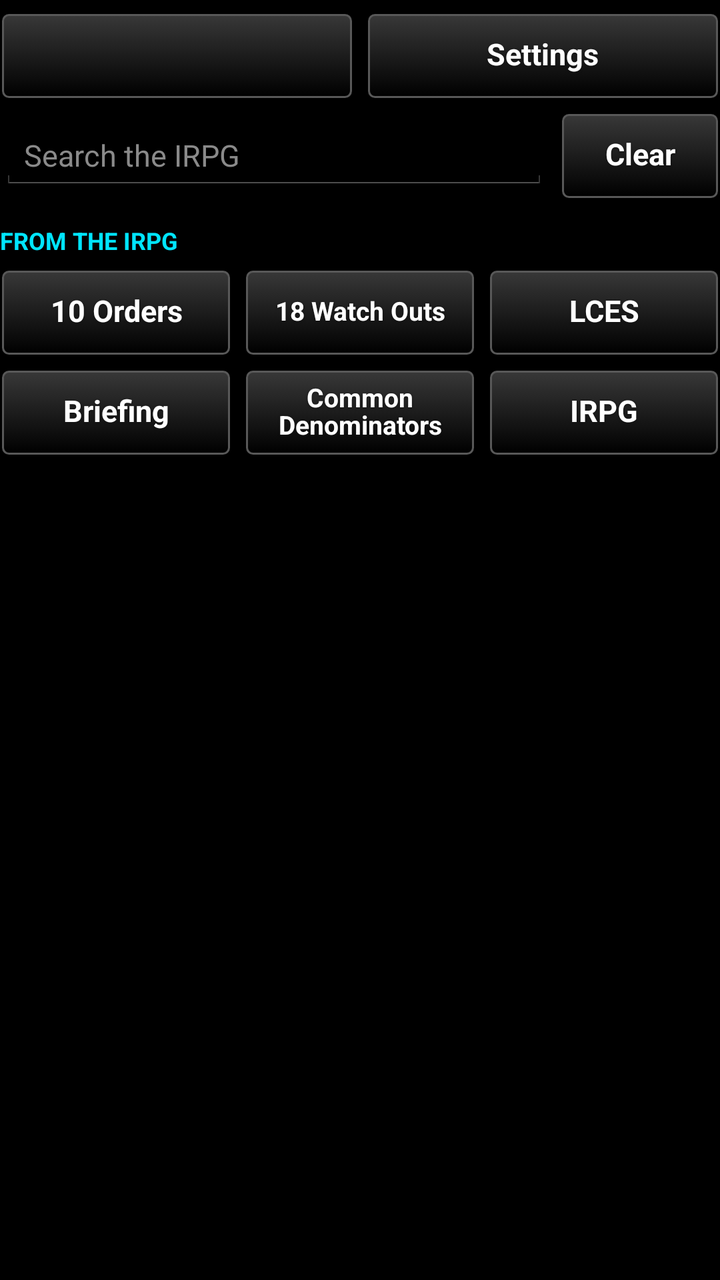
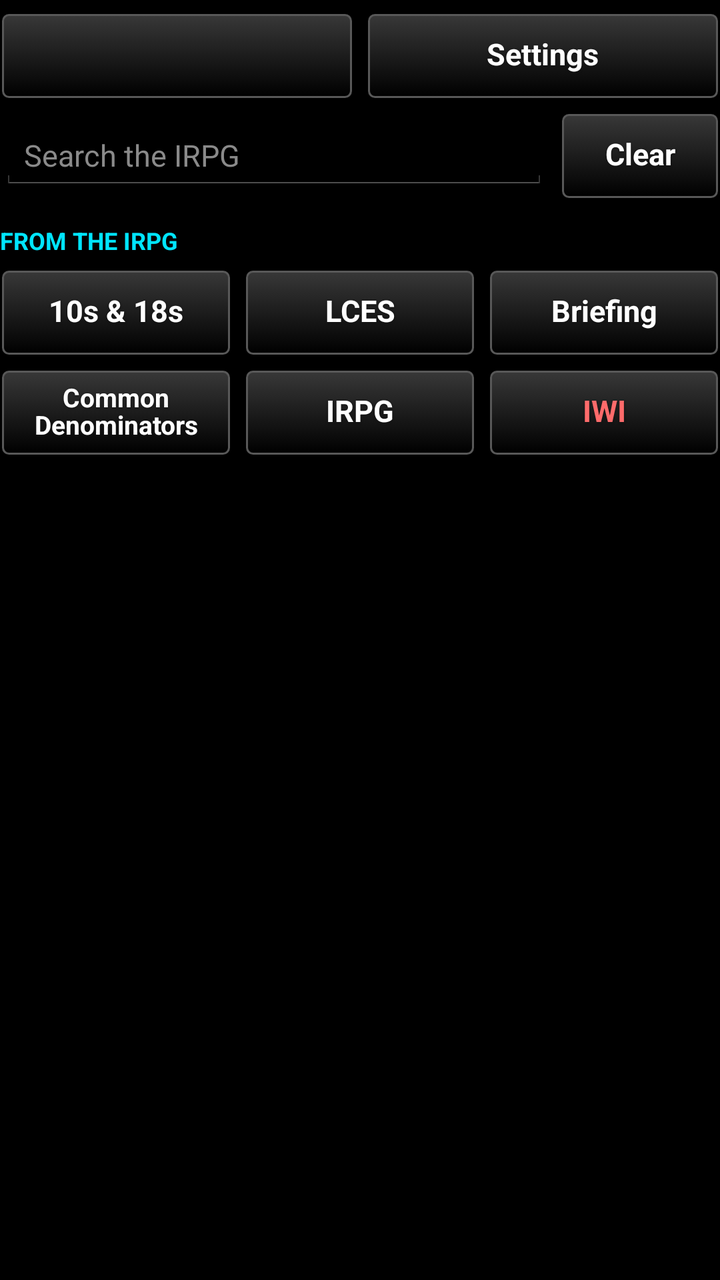

Compare the two renders of this Android layout. The source of the first and the diff that turns it into the second are given below.
<!-- AndroidManifest.xml: application theme AppTheme -->
<!-- res/layout/main_header.xml -->
<?xml version="1.0" encoding="utf-8"?>
<LinearLayout xmlns:android="http://schemas.android.com/apk/res/android"
    android:layout_width="match_parent"
    android:layout_height="wrap_content"
    android:orientation="vertical">
    <LinearLayout
        android:layout_width="match_parent"
        android:layout_height="wrap_content"
        android:orientation="horizontal"
        android:layout_marginTop="6dp">
        <Button
            android:id="@+id/btn_lessons"
            style="@style/TakwerxButton"
            android:layout_width="0dp"
            android:layout_weight="1"
            android:layout_height="wrap_content" />
        <Button
            android:id="@+id/btn_settings"
            style="@style/TakwerxButton"
            android:layout_width="0dp"
            android:layout_weight="1"
            android:layout_height="wrap_content"
            android:layout_marginLeft="6dp"
            android:text="@string/settings" />
    </LinearLayout>
    
    <LinearLayout
        android:layout_width="match_parent"
        android:layout_height="wrap_content"
        android:orientation="horizontal"
        android:gravity="center_vertical"
        android:layout_marginTop="6dp">
        <EditText
            android:id="@+id/search"
            android:layout_width="0dp"
            android:layout_weight="1"
            android:layout_height="wrap_content"
            android:hint="@string/search_hint"
            android:textColorHint="#8A8A8A"
            android:textColor="@color/white"
            android:textSize="15sp"
            android:imeOptions="actionSearch|flagNoExtractUi"
            android:inputType="text"
            android:maxLines="1"
            android:singleLine="true" />
        <Button
            android:id="@+id/btn_clear"
            style="@style/TakwerxButton"
            android:layout_width="wrap_content"
            android:layout_height="wrap_content"
            android:layout_marginLeft="6dp"
            android:minWidth="80dp"
            android:text="@string/clear" />
    </LinearLayout>
    <TextView
        style="@style/TakwerxSectionHeading"
        android:layout_width="match_parent"
        android:layout_height="wrap_content"
        android:text="@string/heading_irpg" />
    <LinearLayout
        android:layout_width="match_parent"
        android:layout_height="wrap_content"
        android:orientation="horizontal"
        android:layout_marginTop="4dp"
        android:baselineAligned="false">
        <Button android:id="@+id/tile_orders" style="@style/TakwerxButton"
            android:layout_width="0dp" android:layout_weight="1"
            android:layout_height="match_parent" android:text="@string/tile_orders" />
        <Button android:id="@+id/tile_watchouts" style="@style/TakwerxTwoLineTile"
            android:layout_width="0dp" android:layout_weight="1"
            android:layout_height="wrap_content" android:layout_marginLeft="6dp"
            android:text="@string/tile_watchouts" />
        <Button android:id="@+id/tile_lces" style="@style/TakwerxButton"
            android:layout_width="0dp" android:layout_weight="1"
            android:layout_height="match_parent" android:layout_marginLeft="6dp"
            android:text="@string/tile_lces" />
    </LinearLayout>
    <LinearLayout
        android:layout_width="match_parent"
        android:layout_height="wrap_content"
        android:orientation="horizontal"
        android:layout_marginTop="6dp"
        android:baselineAligned="false">
        <Button android:id="@+id/tile_briefing" style="@style/TakwerxButton"
            android:layout_width="0dp" android:layout_weight="1"
            android:layout_height="match_parent" android:text="@string/tile_briefing" />
        <Button android:id="@+id/tile_denominators" style="@style/TakwerxTwoLineTile"
            android:layout_width="0dp" android:layout_weight="1"
            android:layout_height="wrap_content" android:layout_marginLeft="6dp"
            android:text="@string/tile_denominators" />
        <Button android:id="@+id/tile_irpg" style="@style/TakwerxButton"
            android:layout_width="0dp" android:layout_weight="1"
            android:layout_height="match_parent" android:layout_marginLeft="6dp"
            android:text="@string/tile_irpg" />
    </LinearLayout>
</LinearLayout>
<!-- resources referenced by this layout -->
<resources>
  <color name="white">#ffffff</color>
  <string name="clear">Clear</string>
  <string name="heading_irpg">From the IRPG</string>
  <string name="search_hint">Search the IRPG</string>
  <string name="settings">Settings</string>
  <string name="tile_briefing">Briefing</string>
  <string name="tile_denominators">Common Denominators</string>
  <string name="tile_irpg">IRPG</string>
  <string name="tile_lces">LCES</string>
  <string name="tile_orders">10 Orders</string>
  <string name="tile_watchouts">18 Watch Outs</string>
  <style name="TakwerxButton" parent="@style/darkButton">
          <item name="android:paddingLeft">12dp</item>
          <item name="android:paddingRight">12dp</item>
          <item name="android:paddingTop">6dp</item>
          <item name="android:paddingBottom">8dp</item>
          <item name="android:minHeight">44dp</item>
          <item name="android:minWidth">0dp</item>
          <item name="android:textSize">15sp</item>
          <item name="android:singleLine">true</item>
          <item name="android:ellipsize">end</item>
      </style>
  <style name="TakwerxSectionHeading">
          <item name="android:textSize">12sp</item>
          <item name="android:textAllCaps">true</item>
          <item name="android:textStyle">bold</item>
          <item name="android:textColor">#00E5FF</item>
          <item name="android:paddingTop">12dp</item>
          <item name="android:paddingBottom">2dp</item>
      </style>
  <style name="TakwerxTwoLineTile" parent="@style/TakwerxButton">
          <item name="android:singleLine">false</item>
          <item name="android:maxLines">2</item>
          <item name="android:lineSpacingMultiplier">0.9</item>
          <item name="android:paddingTop">4dp</item>
          <item name="android:paddingBottom">6dp</item>
          <item name="android:textSize">13sp</item>
      </style>
  <style name="AppTheme" parent="@android:style/Theme.Holo">
          <item name="android:buttonStyle">@android:style/Widget.Button</item>
          <item name="android:imageButtonStyle">@android:style/Widget.Button</item>
          <item name="android:buttonStyleToggle">@android:style/Widget.Button</item>
          <item name="android:spinnerStyle">@style/ATAKSpinner</item>
          <item name="android:spinnerItemStyle">@style/ATAKSpinnerItem</item>
          <item name="android:editTextStyle">@style/ATAKEditText</item>
      </style>
  <style name="ATAKSpinner" parent="@android:style/Widget.Spinner">
          <item name="android:spinnerMode">dialog</item>
      </style>
  <style name="ATAKSpinnerItem">
          <item name="android:textColor">@android:color/white</item>
          <item name="android:dropDownVerticalOffset">0dip</item>
          <item name="android:dropDownHorizontalOffset">0dip</item>
          <item name="android:dropDownWidth">wrap_content</item>
          <item name="android:gravity">left|center_vertical</item>
      </style>
  <style name="ATAKEditText" parent="@android:style/Widget.EditText">
          
          
  
          
          <item name="android:imeOptions">flagNoFullscreen</item>
      </style>
  <color name="darker_gray">#121212</color>
  <dimen name="fontSize">14sp</dimen>
  <!-- drawable new_dark_button_disabled (drawable) -->
  <?xml version="1.0" encoding="utf-8"?>
  <layer-list xmlns:android="http://schemas.android.com/apk/res/android">
      <item android:bottom="1dp" android:right="1dp" android:left="1dp" android:top="1dp">
          <shape android:shape="rectangle">
              <corners android:radius="3dp" />
              <stroke
                  android:width="1dp"
                  android:color="#484848" />
              <solid android:color="#484848" />
          </shape>
      </item>
  </layer-list>
  <!-- unchanged entries left out for length: 4 -->
</resources>

<!-- the commit's change to res/layout/main_header.xml (unified diff, before → after) -->
@@ -57,6 +57,7 @@
         android:layout_width="match_parent"
         android:layout_height="wrap_content"
         android:text="@string/heading_irpg" />
+    
     <LinearLayout
         android:layout_width="match_parent"
         android:layout_height="wrap_content"
@@ -66,14 +67,14 @@
         <Button android:id="@+id/tile_orders" style="@style/TakwerxButton"
             android:layout_width="0dp" android:layout_weight="1"
             android:layout_height="match_parent" android:text="@string/tile_orders" />
-        <Button android:id="@+id/tile_watchouts" style="@style/TakwerxTwoLineTile"
-            android:layout_width="0dp" android:layout_weight="1"
-            android:layout_height="wrap_content" android:layout_marginLeft="6dp"
-            android:text="@string/tile_watchouts" />
         <Button android:id="@+id/tile_lces" style="@style/TakwerxButton"
             android:layout_width="0dp" android:layout_weight="1"
             android:layout_height="match_parent" android:layout_marginLeft="6dp"
             android:text="@string/tile_lces" />
+        <Button android:id="@+id/tile_briefing" style="@style/TakwerxButton"
+            android:layout_width="0dp" android:layout_weight="1"
+            android:layout_height="match_parent" android:layout_marginLeft="6dp"
+            android:text="@string/tile_briefing" />
     </LinearLayout>
     <LinearLayout
         android:layout_width="match_parent"
@@ -81,16 +82,17 @@
         android:orientation="horizontal"
         android:layout_marginTop="6dp"
         android:baselineAligned="false">
-        <Button android:id="@+id/tile_briefing" style="@style/TakwerxButton"
-            android:layout_width="0dp" android:layout_weight="1"
-            android:layout_height="match_parent" android:text="@string/tile_briefing" />
         <Button android:id="@+id/tile_denominators" style="@style/TakwerxTwoLineTile"
             android:layout_width="0dp" android:layout_weight="1"
-            android:layout_height="wrap_content" android:layout_marginLeft="6dp"
-            android:text="@string/tile_denominators" />
+            android:layout_height="wrap_content" android:text="@string/tile_denominators" />
         <Button android:id="@+id/tile_irpg" style="@style/TakwerxButton"
             android:layout_width="0dp" android:layout_weight="1"
             android:layout_height="match_parent" android:layout_marginLeft="6dp"
             android:text="@string/tile_irpg" />
+        <Button android:id="@+id/tile_iwi" style="@style/TakwerxButton"
+            android:layout_width="0dp" android:layout_weight="1"
+            android:layout_height="match_parent" android:layout_marginLeft="6dp"
+            android:textColor="@color/tile_iwi"
+            android:text="@string/tile_iwi" />
     </LinearLayout>
 </LinearLayout>
<!-- resource entries referenced after the edit -->
@@ -1,5 +1,6 @@
 <!-- resources referenced by this layout -->
 <resources>
+  <color name="tile_iwi">#FF6B6B</color>
   <color name="white">#ffffff</color>
   <string name="clear">Clear</string>
   <string name="heading_irpg">From the IRPG</string>
@@ -8,9 +9,9 @@
   <string name="tile_briefing">Briefing</string>
   <string name="tile_denominators">Common Denominators</string>
   <string name="tile_irpg">IRPG</string>
+  <string name="tile_iwi">IWI</string>
   <string name="tile_lces">LCES</string>
-  <string name="tile_orders">10 Orders</string>
-  <string name="tile_watchouts">18 Watch Outs</string>
+  <string name="tile_orders">10s &amp; 18s</string>
   <style name="TakwerxButton" parent="@style/darkButton">
           <item name="android:paddingLeft">12dp</item>
           <item name="android:paddingRight">12dp</item>
